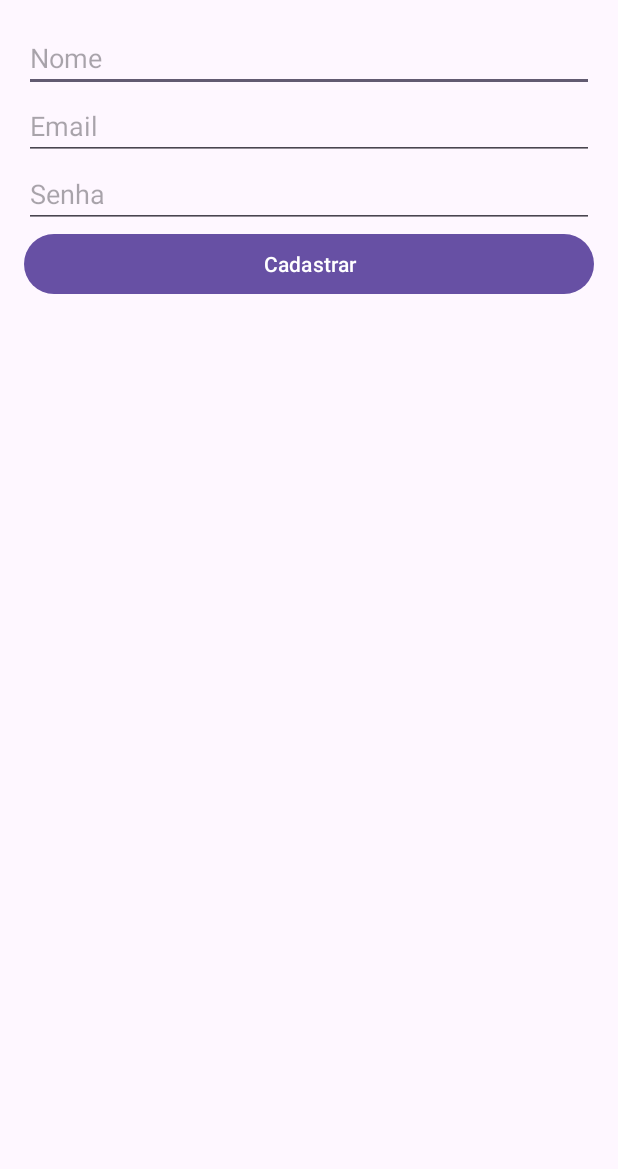
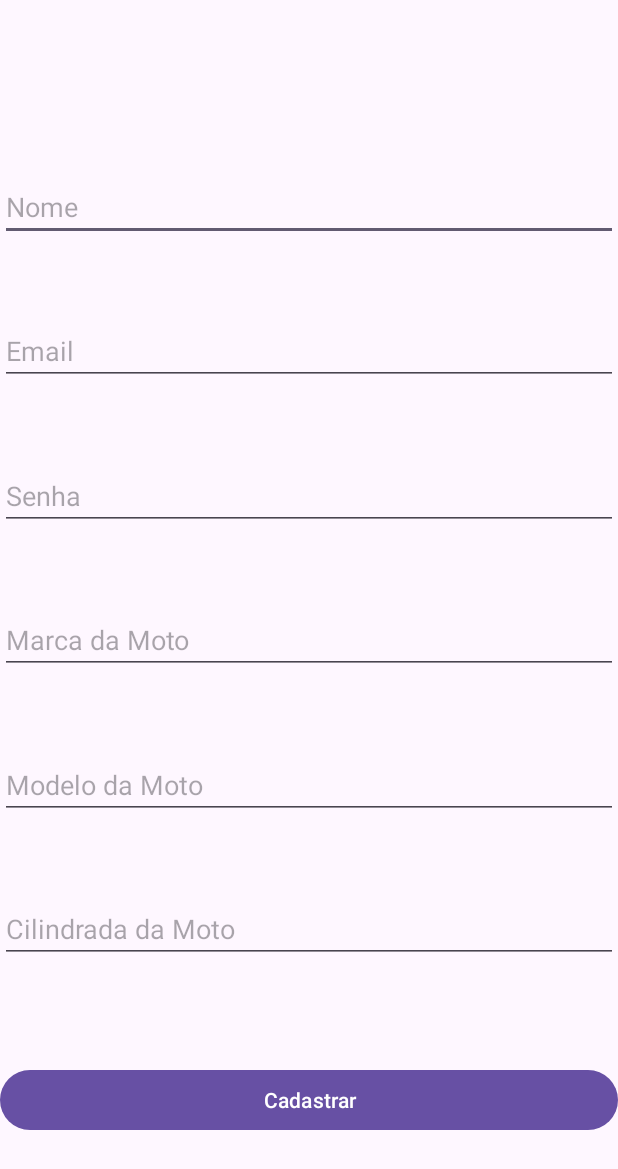
Before and after one commit to edner-ferreira/Boh_hummm, an Android app: the RegisterActivity screen opened directly, with no data from a screen before it, on a phone screen of 412 x 824 dp. Shown: the top 1169 px of the screen. Run offline under Robolectric (Android 15) with nearby library versions, the phone set to English and light mode, and no system bars.

Commit message:
Alteração simples

```diff
--- a/app/src/main/java/com/br/boh_hummm/activity/RegisterActivity.kt
+++ b/app/src/main/java/com/br/boh_hummm/activity/RegisterActivity.kt
@@ -7,12 +7,14 @@ import android.widget.EditText
 import android.widget.Toast
 import androidx.appcompat.app.AppCompatActivity
 import com.br.boh_hummm.R
+import com.br.boh_hummm.controller.MotorcycleController
 import com.br.boh_hummm.controller.UserController
 import com.br.boh_hummm.model.User
 
 class RegisterActivity : AppCompatActivity() {
 
     private lateinit var userController: UserController
+    private lateinit var motorocycleController: MotorcycleController
 
     override fun onCreate(savedInstanceState: Bundle?) {
         super.onCreate(savedInstanceState)
@@ -23,6 +25,9 @@ class RegisterActivity : AppCompatActivity() {
         val etName = findViewById<EditText>(R.id.etName)
         val etEmail = findViewById<EditText>(R.id.etEmail)
         val etPassword = findViewById<EditText>(R.id.etPassword)
+        val etBrand = findViewById<EditText>(R.id.etBrand)
+        val etType = findViewById<EditText>(R.id.etType)
+        val etCylinder = findViewById<EditText>(R.id.etCylinder)
         val btnRegister = findViewById<Button>(R.id.btnRegister)
 
         btnRegister.setOnClickListener {
--- /dev/null
+++ b/app/src/main/java/com/br/boh_hummm/controller/MotorcycleController.kt
@@ -0,0 +1,21 @@
+package com.br.boh_hummm.controller
+
+import android.content.Context
+import com.br.boh_hummm.database.DatabaseHelper
+import com.br.boh_hummm.database.MotorcycleDao
+import com.br.boh_hummm.database.UserDao
+import com.br.boh_hummm.model.User
+
+class MotorcycleController(context: Context) {
+
+    private val motorcycleDao = MotorcycleDao(DatabaseHelper(context))
+    private lateinit var userdb: User
+
+    fun registerUser(user: User): Boolean {
+        if (motorcycleDao.getUserByEmail(user.email) != null) {
+            return false // Email já cadastrado
+        }
+        return motorcycleDao.addUser(user)
+    }
+
+}
--- a/app/src/main/java/com/br/boh_hummm/database/MotorcycleDao.kt
+++ b/app/src/main/java/com/br/boh_hummm/database/MotorcycleDao.kt
@@ -1,12 +1,12 @@
 package com.br.boh_hummm.database
 
 import android.content.ContentValues
-import android.database.sqlite.SQLiteDatabase
 import com.br.boh_hummm.model.Motorcycle
 
-class MotorcycleDao(private val db: SQLiteDatabase) {
+class MotorcycleDao(private val dbHelper: DatabaseHelper) {
 
     fun insert(moto: Motorcycle): Boolean {
+        val db = dbHelper.writableDatabase
         val values = ContentValues().apply {
             put("mot_brand", moto.mot_brand)
             put("mot_type", moto.mot_type)
@@ -17,6 +17,7 @@ class MotorcycleDao(private val db: SQLiteDatabase) {
     }
 
     fun getByUser(userId: Int): List<Motorcycle> {
+        val db = dbHelper.writableDatabase
         val list = mutableListOf<Motorcycle>()
         val cursor = db.rawQuery("SELECT * FROM motorcycle WHERE mot_use_id = ?", arrayOf(userId.toString()))
         while (cursor.moveToNext()) {
--- a/app/src/main/res/layout/activity_register.xml
+++ b/app/src/main/res/layout/activity_register.xml
@@ -1,32 +1,94 @@
 <?xml version="1.0" encoding="utf-8"?>
-<LinearLayout xmlns:android="http://schemas.android.com/apk/res/android"
+<androidx.constraintlayout.widget.ConstraintLayout xmlns:android="http://schemas.android.com/apk/res/android"
+    xmlns:app="http://schemas.android.com/apk/res-auto"
+    xmlns:tools="http://schemas.android.com/tools"
     android:layout_width="match_parent"
-    android:layout_height="match_parent"
-    android:orientation="vertical"
-    android:padding="16dp">
+    android:layout_height="match_parent">
 
     <EditText
         android:id="@+id/etName"
         android:layout_width="match_parent"
         android:layout_height="wrap_content"
-        android:hint="Nome" />
+        android:layout_marginTop="80dp"
+        android:layout_marginBottom="8dp"
+        android:hint="Nome"
+        app:layout_constraintBottom_toTopOf="@+id/etEmail"
+        app:layout_constraintTop_toTopOf="parent"
+        app:layout_constraintVertical_bias="0.224"
+        tools:ignore="MissingConstraints"
+        tools:layout_editor_absoluteX="0dp" />
 
     <EditText
         android:id="@+id/etEmail"
         android:layout_width="match_parent"
         android:layout_height="wrap_content"
-        android:hint="Email" />
+        android:layout_marginTop="8dp"
+        android:layout_marginBottom="8dp"
+        android:hint="Email"
+        app:layout_constraintBottom_toTopOf="@+id/etPassword"
+        app:layout_constraintTop_toBottomOf="@+id/etName"
+        tools:ignore="MissingConstraints"
+        tools:layout_editor_absoluteX="0dp" />
 
     <EditText
         android:id="@+id/etPassword"
         android:layout_width="match_parent"
         android:layout_height="wrap_content"
+        android:layout_marginTop="8dp"
+        android:layout_marginBottom="8dp"
         android:hint="Senha"
-        android:inputType="textPassword" />
+        android:inputType="textPassword"
+        app:layout_constraintBottom_toTopOf="@+id/etBrand"
+        app:layout_constraintTop_toBottomOf="@+id/etEmail"
+        tools:ignore="MissingConstraints"
+        tools:layout_editor_absoluteX="0dp" />
+
+    <EditText
+        android:id="@+id/etBrand"
+        android:layout_width="match_parent"
+        android:layout_height="wrap_content"
+        android:layout_marginTop="8dp"
+        android:layout_marginBottom="8dp"
+        android:hint="Marca da Moto"
+        app:layout_constraintBottom_toTopOf="@+id/etType"
+        app:layout_constraintTop_toBottomOf="@+id/etPassword"
+        tools:ignore="MissingConstraints"
+        tools:layout_editor_absoluteX="0dp" />
+
+    <EditText
+        android:id="@+id/etType"
+        android:layout_width="match_parent"
+        android:layout_height="wrap_content"
+        android:layout_marginTop="8dp"
+        android:layout_marginBottom="8dp"
+        android:hint="Modelo da Moto"
+        app:layout_constraintBottom_toTopOf="@+id/etCylinder"
+        app:layout_constraintTop_toBottomOf="@+id/etBrand"
+        tools:ignore="MissingConstraints"
+        tools:layout_editor_absoluteX="0dp" />
+
+    <EditText
+        android:id="@+id/etCylinder"
+        android:layout_width="match_parent"
+        android:layout_height="wrap_content"
+        android:layout_marginTop="8dp"
+        android:layout_marginBottom="16dp"
+        android:hint="Cilindrada da Moto"
+        app:layout_constraintBottom_toTopOf="@+id/btnRegister"
+        app:layout_constraintTop_toBottomOf="@+id/etType"
+        tools:ignore="MissingConstraints"
+        tools:layout_editor_absoluteX="0dp" />
 
     <Button
         android:id="@+id/btnRegister"
         android:layout_width="match_parent"
         android:layout_height="wrap_content"
-        android:text="Cadastrar" />
-</LinearLayout>
+        android:layout_marginTop="16dp"
+        android:layout_marginBottom="32dp"
+        android:text="Cadastrar"
+        app:layout_constraintBottom_toBottomOf="parent"
+        app:layout_constraintTop_toBottomOf="@+id/etCylinder"
+        tools:ignore="MissingConstraints"
+        tools:layout_editor_absoluteX="0dp" />
+
+</androidx.constraintlayout.widget.ConstraintLayout>
```
